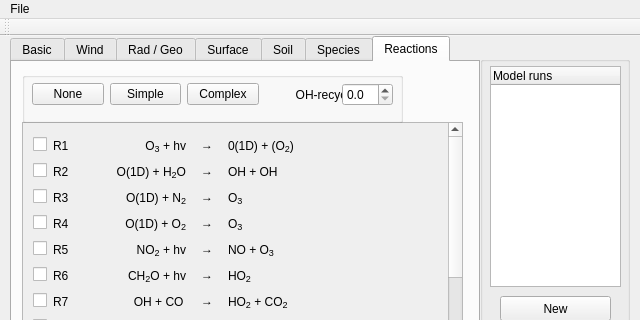
Before: the Qt Designer form mainwindow.ui in classmodel/modelgui, drawn with Qt 5; both pictures show x 0 to 640 and y 0 to 320 of the 640 by 530 pixel window.
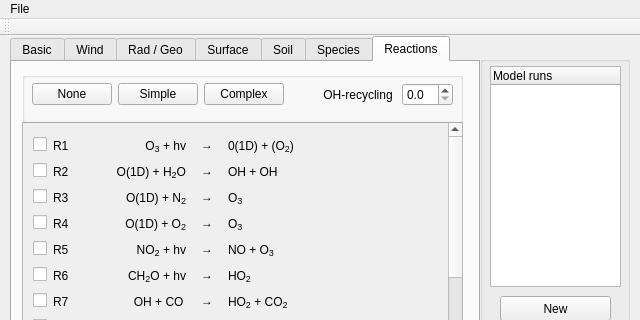
After: the same form once the commit is applied. The open tabs and pages were chosen to show the change.

Commit message: Minor change chemistry tab

The edit to the form file:
```diff
--- a/mainwindow.ui
+++ b/mainwindow.ui
@@ -5319,7 +5319,7 @@
        <rect>
         <x>10</x>
         <y>10</y>
-        <width>381</width>
+        <width>441</width>
         <height>51</height>
        </rect>
       </property>
@@ -5331,11 +5331,11 @@
         <rect>
          <x>10</x>
          <y>10</y>
-         <width>361</width>
+         <width>421</width>
          <height>26</height>
         </rect>
        </property>
-       <layout class="QGridLayout" name="reactions_grid" columnstretch="0,0,1,1,0">
+       <layout class="QGridLayout" name="reactions_grid" columnstretch="0,0,0,1,0">
         <item row="0" column="1">
          <widget class="QPushButton" name="input_reactions_simplebutton">
           <property name="toolTip">
@@ -5368,7 +5368,7 @@
            <string>Stoichiometric coefficient for reaction 19</string>
           </property>
           <property name="text">
-           <string>OH-recycling</string>
+           <string>OH-recycling </string>
           </property>
           <property name="alignment">
            <set>Qt::AlignRight|Qt::AlignTrailing|Qt::AlignVCenter</set>
```
Left out of the diff: 6 changed lines with no effect on the pictures.
